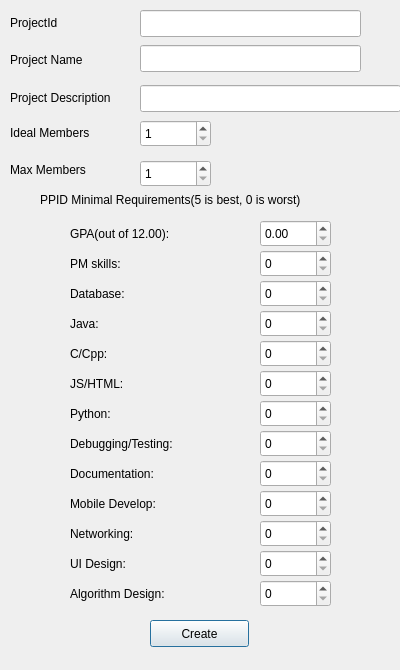
Old version of the form d2/createproject.ui in the repository forshakuras/3004.
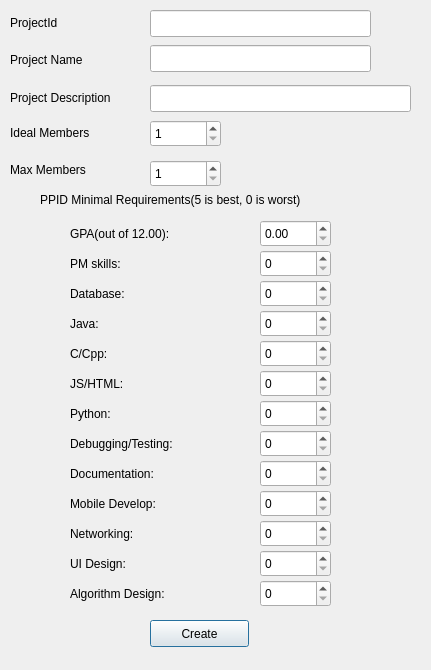
New version of the form.

Commit message: admin project window

```diff
--- a/d2/createproject.ui
+++ b/d2/createproject.ui
@@ -6,7 +6,7 @@
    <rect>
     <x>0</x>
     <y>0</y>
-    <width>400</width>
+    <width>431</width>
     <height>670</height>
    </rect>
   </property>
@@ -29,7 +29,7 @@
   <widget class="QLineEdit" name="lastName">
    <property name="geometry">
     <rect>
-     <x>140</x>
+     <x>150</x>
      <y>45</y>
      <width>221</width>
      <height>27</height>
@@ -81,7 +81,7 @@
   <widget class="QLineEdit" name="firstName">
    <property name="geometry">
     <rect>
-     <x>140</x>
+     <x>150</x>
      <y>10</y>
      <width>221</width>
      <height>27</height>
@@ -146,7 +146,7 @@
   <widget class="QLineEdit" name="id">
    <property name="geometry">
     <rect>
-     <x>140</x>
+     <x>150</x>
      <y>85</y>
      <width>261</width>
      <height>27</height>
@@ -511,7 +511,7 @@
   <widget class="QSpinBox" name="pmSpin_2">
    <property name="geometry">
     <rect>
-     <x>140</x>
+     <x>150</x>
      <y>120</y>
      <width>71</width>
      <height>27</height>
@@ -527,7 +527,7 @@
   <widget class="QSpinBox" name="pmSpin_3">
    <property name="geometry">
     <rect>
-     <x>140</x>
+     <x>150</x>
      <y>160</y>
      <width>71</width>
      <height>27</height>
```
The commit also changes 1 other file.
